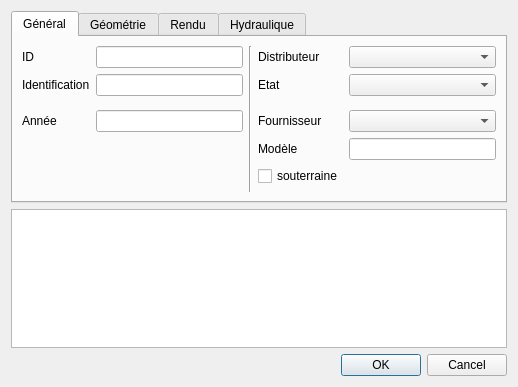
Before: the Qt Designer form qgis-project/ui_forms/hydrant.ui in qwat/QWAT, drawn with Qt 5.
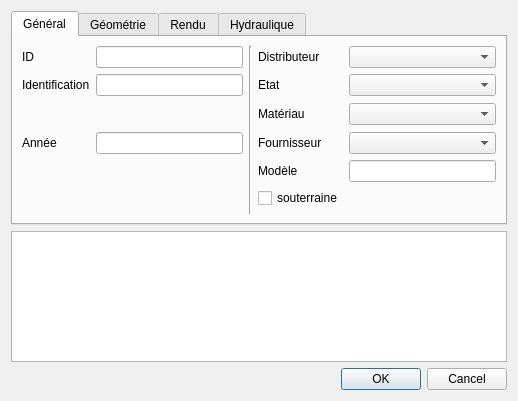
After: the same form once the commit is applied.

Commit message: added fk_material combo to hydrant form

What changed in the file:
```diff
--- a/qgis-project/ui_forms/hydrant.ui
+++ b/qgis-project/ui_forms/hydrant.ui
@@ -7,7 +7,7 @@
     <x>0</x>
     <y>0</y>
     <width>518</width>
-    <height>387</height>
+    <height>401</height>
    </rect>
   </property>
   <property name="windowTitle">
@@ -138,6 +138,16 @@
          </property>
         </spacer>
        </item>
+       <item row="2" column="4">
+        <widget class="QComboBox" name="fk_material"/>
+       </item>
+       <item row="2" column="3">
+        <widget class="QLabel" name="label_3">
+         <property name="text">
+          <string>Matériau</string>
+         </property>
+        </widget>
+       </item>
       </layout>
      </widget>
      <widget class="QWidget" name="tab_2">
```
